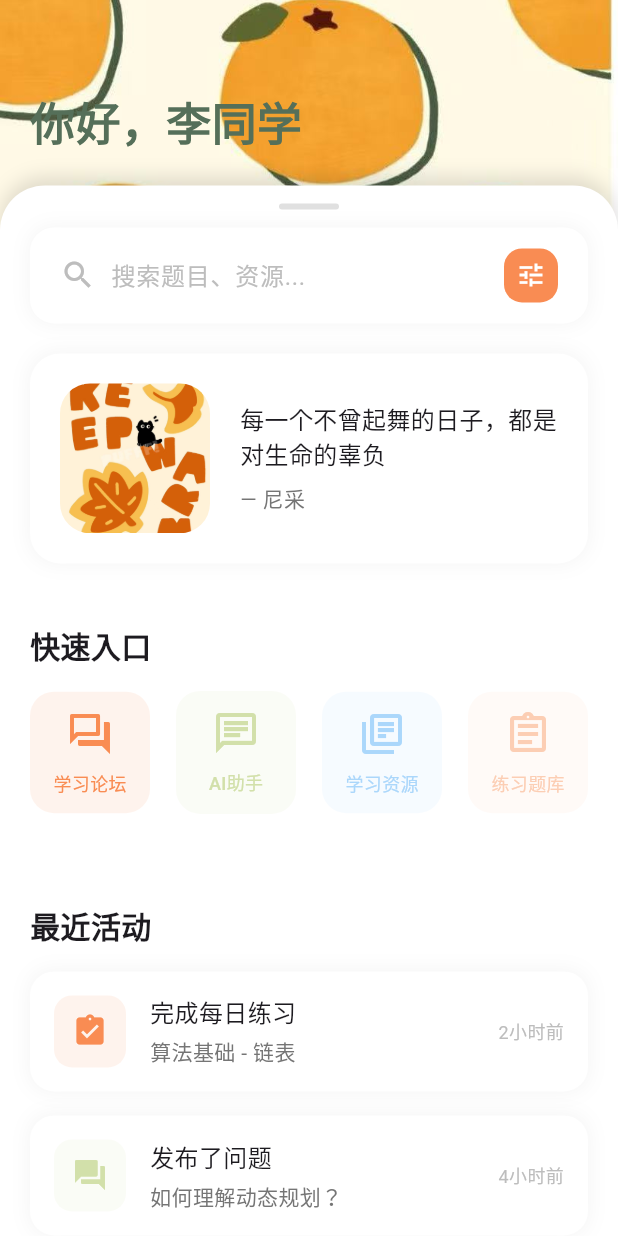
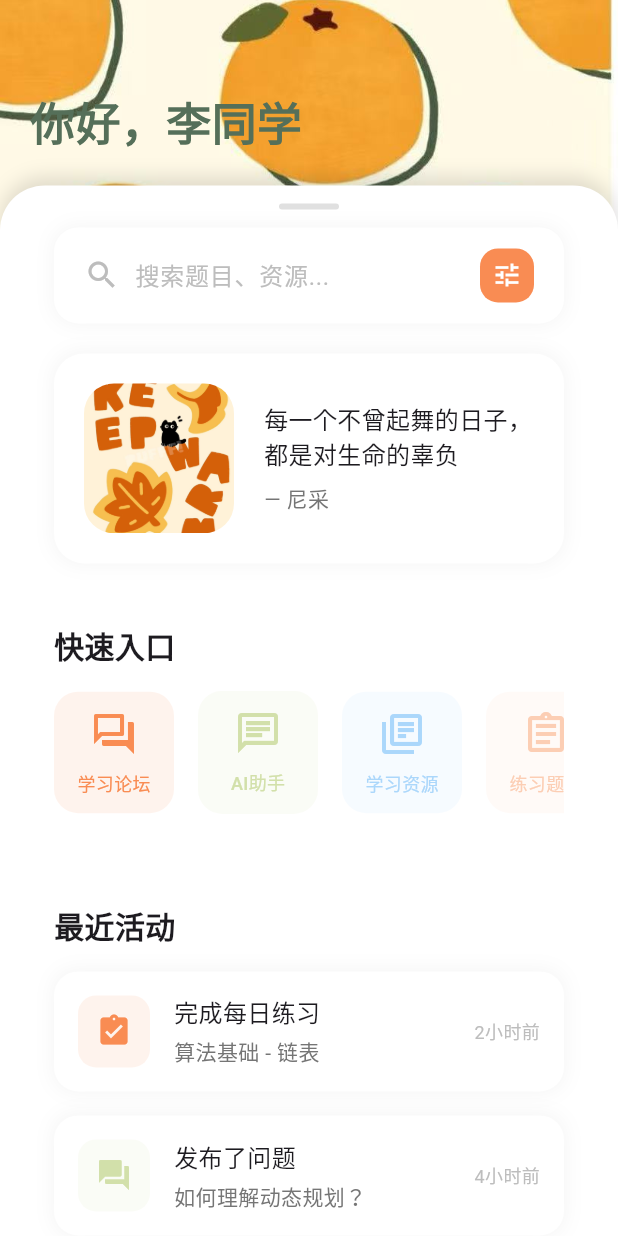
Before and after one commit to oblivi-ate/muststudy, a Flutter app: the HomeScreen screen opened directly, on a phone screen of 412 x 824 dp. Run offline on Flutter 3.47's test engine with Material 3 defaults, Android fonts, the phone set to English and light mode, and no system bars; our stand-ins replace flutter_markdown, google_fonts, parse_server_sdk_flutter, sqflite; accounts and stored records are empty.

Commit message:
1. 修复home page中滑动框中内容溢出bug 2. 修复滑动框滑到底部无法恢复bug 3. 快速入口部分修改为横向的滑动容器

```diff
--- a/lib/screens/home_screen.dart
+++ b/lib/screens/home_screen.dart
@@ -42,7 +42,6 @@ class _HomeScreenState extends State<HomeScreen> {
               ),
             ),
           ),
-
           // 顶部区域
           Container(
             padding: const EdgeInsets.fromLTRB(20, 60, 20, 20),
@@ -62,10 +61,14 @@ class _HomeScreenState extends State<HomeScreen> {
             ),
           ),
           // 可拖拽的内容区域
-          DraggableScrollableSheet(
-            initialChildSize: 0.85,
-            minChildSize: 0.0,
-            maxChildSize: 0.95,
+          ClipRRect(
+            borderRadius: const BorderRadius.vertical(
+              top: Radius.circular(30),
+            ),
+            child: DraggableScrollableSheet(
+              initialChildSize: 0.85, // 初始大小为 30%
+              minChildSize: 0.5, // 最小大小为 30%
+              maxChildSize: 0.95, // 最大大小为 95%
               builder: (context, scrollController) {
                 return Container(
                   decoration: const BoxDecoration(
@@ -81,8 +84,11 @@ class _HomeScreenState extends State<HomeScreen> {
                       ),
                     ],
                   ),
+                  child: SafeArea(
                     child: SingleChildScrollView(
                       controller: scrollController,
+                      child: Padding(
+                        padding: const EdgeInsets.symmetric(horizontal: 16.0),
                         child: Column(
                           children: [
                             // 拖拽指示器
@@ -106,8 +112,11 @@ class _HomeScreenState extends State<HomeScreen> {
                           ],
                         ),
                       ),
+                    ),
+                  ),
                 );
               },
+            ),
           ),
         ],
       ),
@@ -160,7 +169,7 @@ class _HomeScreenState extends State<HomeScreen> {
   }
 
   Widget _buildQuickActions(BuildContext context) {
-    final actions = [
+    final List<Map<String, dynamic>> actions = [
       {'icon': Icons.forum_outlined, 'label': '学习论坛', 'color': AppColors.coral},
       {'icon': Icons.chat_outlined, 'label': 'AI助手', 'color': AppColors.mint},
       {'icon': Icons.library_books_outlined, 'label': '学习资源', 'color': AppColors.skyBlue},
@@ -180,10 +189,13 @@ class _HomeScreenState extends State<HomeScreen> {
             ),
           ),
           const SizedBox(height: 16),
-          Row(
-            mainAxisAlignment: MainAxisAlignment.spaceBetween,
+          SingleChildScrollView(
+            scrollDirection: Axis.horizontal,
+            child: Row(
               children: actions.map((action) {
-              return InkWell(
+                return Padding(
+                  padding: const EdgeInsets.only(right: 16.0),
+                  child: InkWell(
                     onTap: () {
                       if (action['label'] == '学习论坛') {
                         Navigator.push(
@@ -230,8 +242,10 @@ class _HomeScreenState extends State<HomeScreen> {
                         ],
                       ),
                     ),
+                  ),
                 );
               }).toList(),
+            ),
           ),
         ],
       ),
```
Lines whose indentation alone changed are shown as unchanged.
